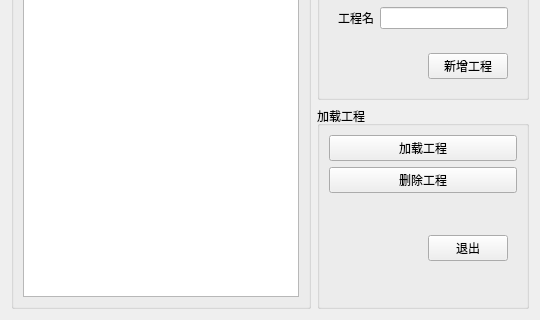
BlackFrogZQ/test, file src/ui/EngDocument/EngDocument.ui: the form before one commit; both pictures show x 0 to 540 and y 150 to 470 of the 540 by 470 pixel window.
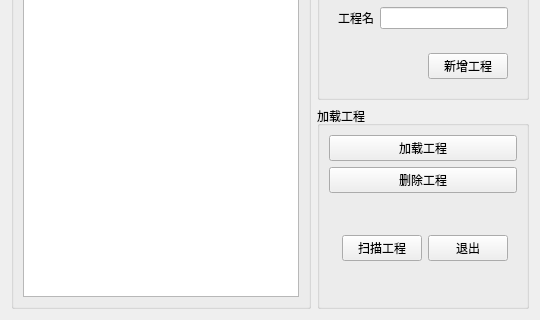
The form after the commit.

What changed in the file:
```diff
--- a/src/ui/EngDocument/EngDocument.ui
+++ b/src/ui/EngDocument/EngDocument.ui
@@ -153,6 +153,13 @@
            </property>
           </spacer>
          </item>
+         <item>
+          <widget class="QPushButton" name="sanfPB">
+           <property name="text">
+            <string>扫描工程</string>
+           </property>
+          </widget>
+         </item>
          <item>
           <widget class="QPushButton" name="btn_EngQuit">
            <property name="text">
```
